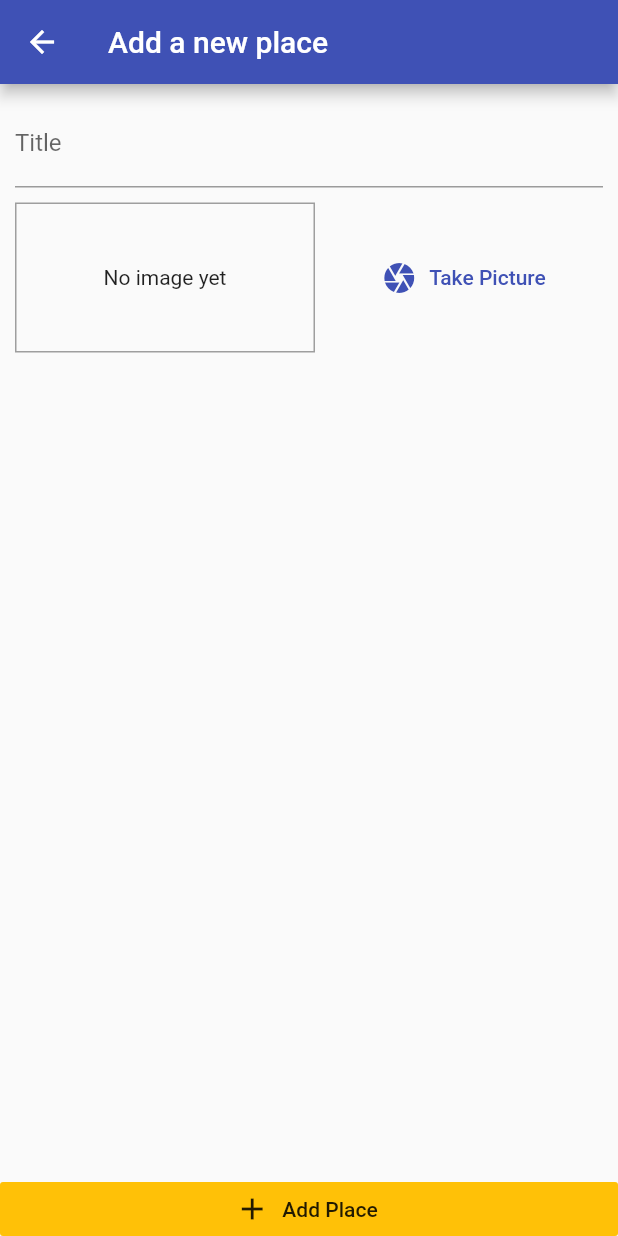
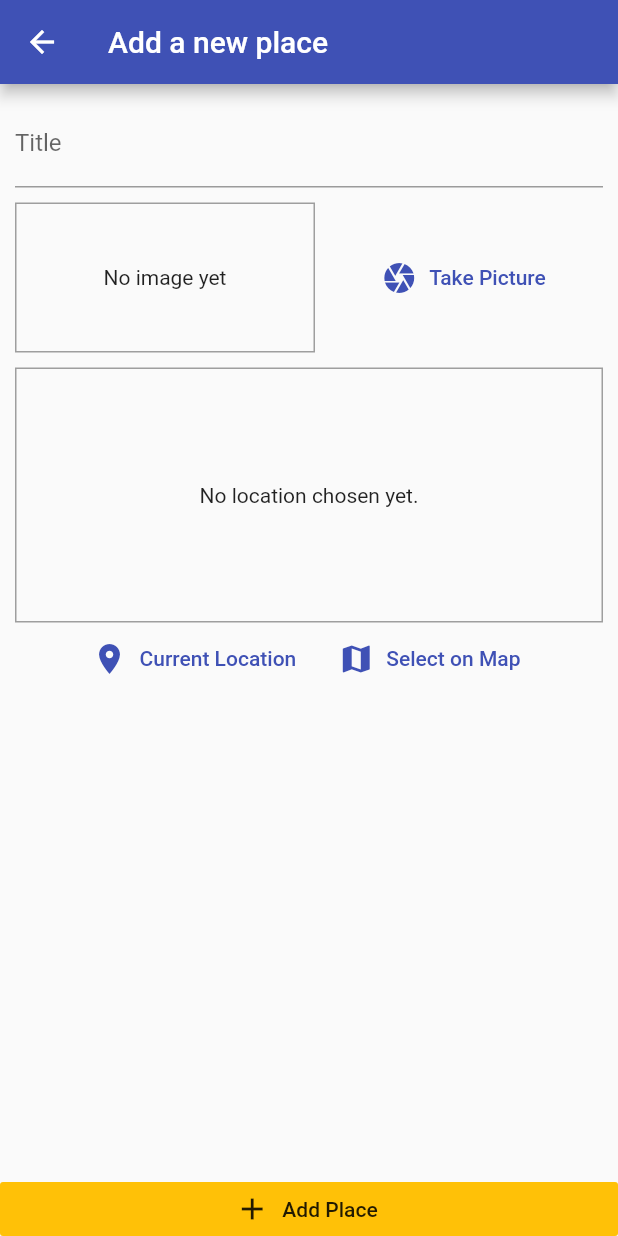
Before and after one commit to junca38/GreatMemory, a Flutter app: the AddPlaceScreen screen opened by its route, on a phone screen of 412 x 824 dp. Run offline on Flutter 3.47's test engine with Material 2 defaults, Android fonts, the phone set to English and light mode, and no system bars; our stand-ins replace image_picker, sqflite; accounts and stored records are empty.

Commit message:
UI prepare for google map

```diff
--- /dev/null
+++ b/lib/Widgets/location_input_widget.dart
@@ -0,0 +1,50 @@
+import 'package:flutter/material.dart';
+
+class LocationInputWidget extends StatefulWidget {
+  @override
+  _LocationInputWidgetState createState() => _LocationInputWidgetState();
+}
+
+class _LocationInputWidgetState extends State<LocationInputWidget> {
+  String _previewImgURL;
+
+  @override
+  Widget build(BuildContext context) {
+    return Column(
+      children: <Widget>[
+        Container(
+          height: 170,
+          width: double.infinity,
+          alignment: Alignment.center,
+          decoration: BoxDecoration(
+            border: Border.all(width: 1, color: Colors.grey),
+          ),
+          child: (_previewImgURL == null)
+              ? Text('No location chosen yet.', textAlign: TextAlign.center)
+              : Image.network(
+                  _previewImgURL,
+                  fit: BoxFit.cover,
+                  width: double.infinity,
+                ),
+        ),
+        Row(
+          mainAxisAlignment: MainAxisAlignment.center,
+          children: <Widget>[
+            FlatButton.icon(
+              onPressed: null,
+              icon: Icon(Icons.location_on),
+              label: Text('Current Location'),
+              textColor: Theme.of(context).primaryColor,
+            ),
+            FlatButton.icon(
+              onPressed: null,
+              icon: Icon(Icons.map),
+              label: Text('Select on Map'),
+              textColor: Theme.of(context).primaryColor,
+            ),
+          ],
+        ),
+      ],
+    );
+  }
+}
--- a/lib/helpers/db_helper.dart
+++ b/lib/helpers/db_helper.dart
@@ -1,4 +1,3 @@
-import 'dart:io';
 import 'package:sqflite/sqflite.dart' as sql;
 import 'package:sqflite/sqlite_api.dart';
 import 'package:path/path.dart' as path;
--- a/lib/screens/add_place_screen.dart
+++ b/lib/screens/add_place_screen.dart
@@ -1,5 +1,6 @@
 import 'dart:io';
 import 'package:GreatMemory/Widgets/image_input_widget.dart';
+import 'package:GreatMemory/Widgets/location_input_widget.dart';
 import 'package:flutter/material.dart';
 import 'package:provider/provider.dart';
 import 'package:GreatMemory/Providers/user_places.dart';
@@ -50,6 +51,8 @@ class _AddPlaceScreenState extends State<AddPlaceScreen> {
                     ),
                     SizedBox(height: 10),
                     ImageInputWidget(_selectImage),
+                    SizedBox(height: 10),
+                    LocationInputWidget(),
                   ],
                 ),
               ),
--- a/pubspec.yaml
+++ b/pubspec.yaml
@@ -33,6 +33,7 @@ dependencies:
   path: ^1.7.0
   path_provider: ^1.6.11
   sqflite: ^1.3.1
+  location: ^3.0.2
 
 dev_dependencies:
   flutter_test:
```
Also changed, not shown: pubspec.lock.
